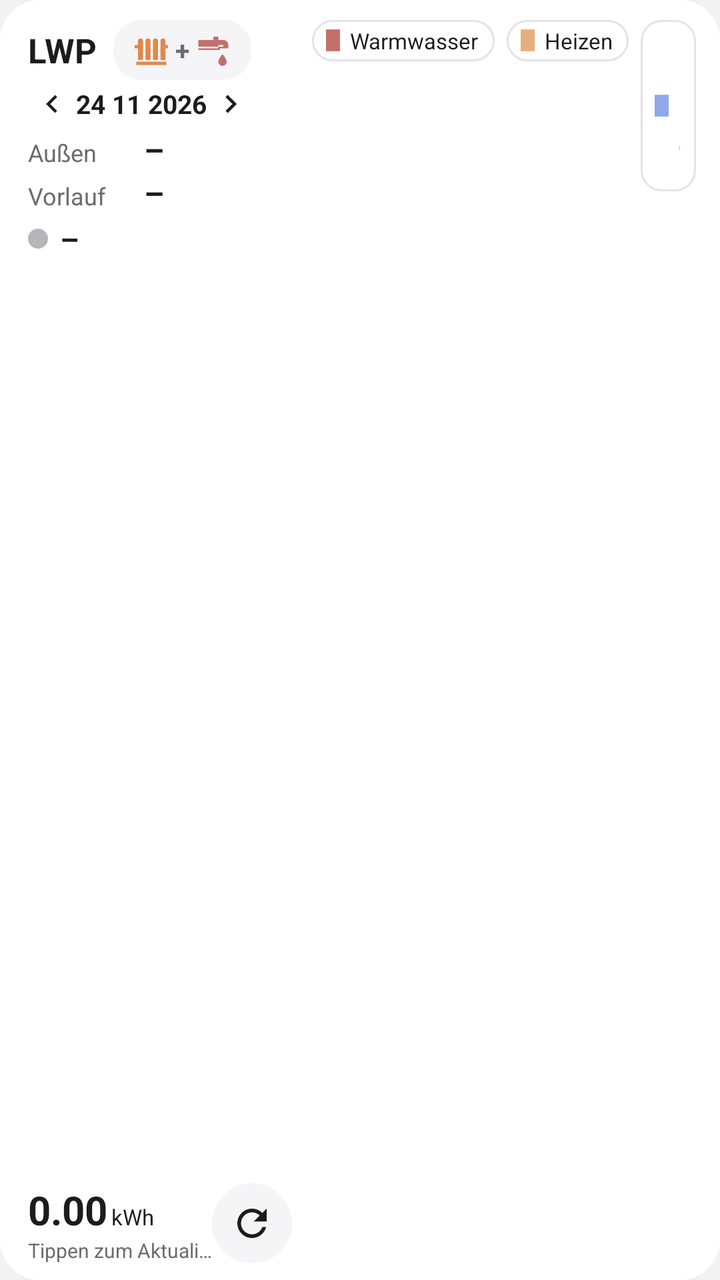
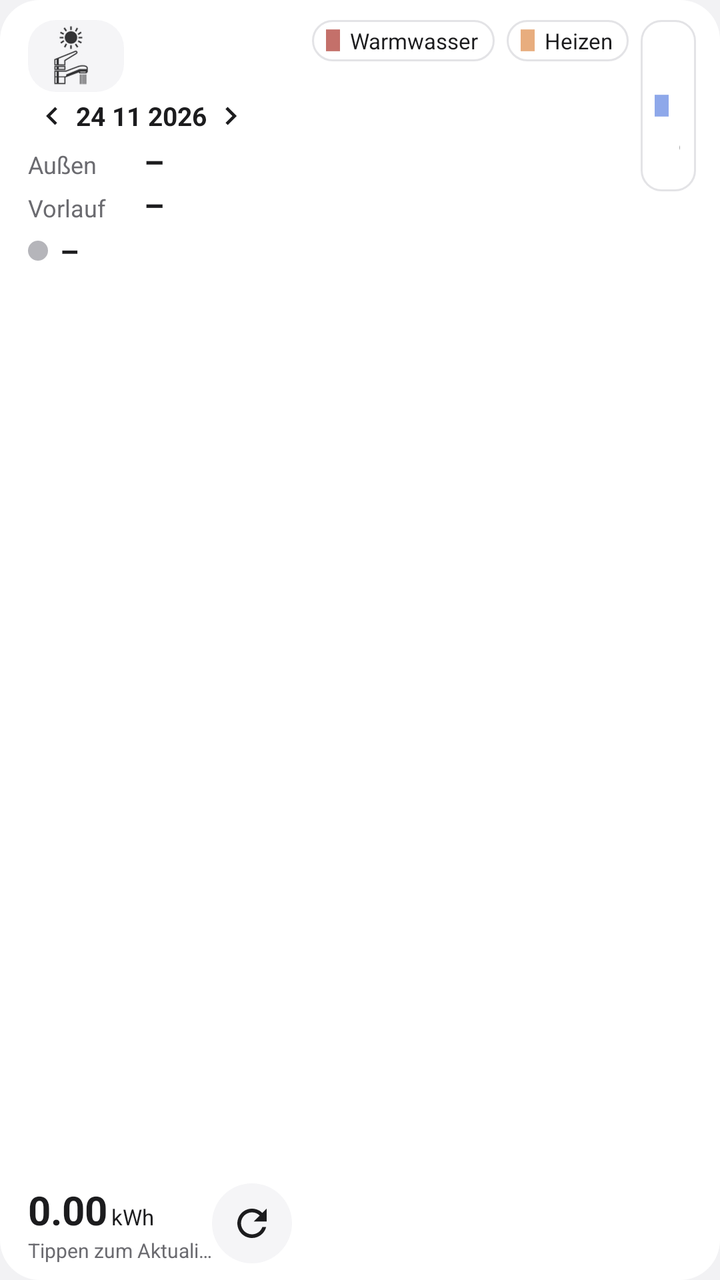

Before-and-after screenshots of an Android layout around one commit, followed by the original layout XML and the change that was made.
<!-- AndroidManifest.xml: application theme AppTheme -->
<!-- res/layout/widget_lwp_wide.xml -->
<?xml version="1.0" encoding="utf-8"?>
<LinearLayout xmlns:android="http://schemas.android.com/apk/res/android"
    android:id="@+id/root"
    android:layout_width="match_parent"
    android:layout_height="match_parent"
    android:background="@drawable/widget_bg"
    android:baselineAligned="false"
    android:orientation="horizontal"
    android:paddingStart="14dp"
    android:paddingTop="10dp"
    android:paddingEnd="12dp"
    android:paddingBottom="8dp">

    <LinearLayout
        android:layout_width="132dp"
        android:layout_height="match_parent"
        android:orientation="vertical">

        <LinearLayout
            android:layout_width="match_parent"
            android:layout_height="wrap_content"
            android:gravity="center_vertical"
            android:orientation="horizontal">

            <TextView
                android:id="@+id/title"
                android:layout_width="wrap_content"
                android:layout_height="wrap_content"
                android:maxLines="1"
                android:text="LWP"
                android:textColor="@color/text_primary"
                android:textSize="17sp"
                android:textStyle="bold" />

            <LinearLayout
                android:id="@+id/dhw_toggle"
                android:layout_width="wrap_content"
                android:layout_height="30dp"
                android:layout_marginStart="8dp"
                android:background="@drawable/pill_off"
                android:contentDescription="Betriebsart wechseln"
                android:gravity="center_vertical"
                android:orientation="horizontal"
                android:paddingStart="9dp"
                android:paddingEnd="9dp">

                <ImageView
                    android:id="@+id/mode_heat"
                    android:layout_width="20dp"
                    android:layout_height="20dp"
                    android:src="@drawable/ic_mode_heat" />

                <TextView
                    android:id="@+id/mode_plus"
                    android:layout_width="wrap_content"
                    android:layout_height="wrap_content"
                    android:layout_marginStart="2dp"
                    android:layout_marginEnd="2dp"
                    android:text="+"
                    android:textColor="@color/text_secondary"
                    android:textSize="13sp"
                    android:textStyle="bold" />

                <ImageView
                    android:id="@+id/mode_water"
                    android:layout_width="20dp"
                    android:layout_height="20dp"
                    android:src="@drawable/ic_mode_water" />

                <TextView
                    android:id="@+id/mode_pending"
                    android:layout_width="wrap_content"
                    android:layout_height="wrap_content"
                    android:layout_marginStart="4dp"
                    android:text="…"
                    android:textColor="@color/text_secondary"
                    android:textSize="13sp"
                    android:textStyle="bold"
                    android:visibility="gone" />
            </LinearLayout>
        </LinearLayout>

        <LinearLayout
            android:layout_width="match_parent"
            android:layout_height="wrap_content"
            android:gravity="center_vertical"
            android:orientation="horizontal">

            <ImageView
                android:id="@+id/prev"
                android:layout_width="24dp"
                android:layout_height="24dp"
                android:contentDescription="Vorheriger Tag"
                android:padding="3dp"
                android:src="@drawable/ic_chevron_left" />

            <TextView
                android:id="@+id/date"
                android:layout_width="wrap_content"
                android:layout_height="wrap_content"
                android:maxLines="1"
                android:text="24 11 2026"
                android:textColor="@color/text_primary"
                android:textSize="13sp" android:textStyle="bold" />

            <ImageView
                android:id="@+id/next"
                android:layout_width="24dp"
                android:layout_height="24dp"
                android:contentDescription="Nächster Tag"
                android:padding="3dp"
                android:src="@drawable/ic_chevron_right" />
        </LinearLayout>

        <LinearLayout
            android:layout_width="match_parent"
            android:layout_height="0dp"
            android:layout_weight="1"
            android:orientation="vertical">

            <LinearLayout
                android:layout_width="match_parent"
                android:layout_height="wrap_content"
                android:baselineAligned="true"
                android:orientation="horizontal">

                <TextView
                    android:layout_width="58dp"
                    android:layout_height="wrap_content"
                    android:text="Außen"
                    android:textColor="@color/text_secondary"
                    android:textSize="12sp" />

                <TextView
                    android:id="@+id/outdoor"
                    android:layout_width="wrap_content"
                    android:layout_height="wrap_content"
                    android:text="–"
                    android:textColor="@color/text_primary"
                    android:textSize="16sp"
                    android:textStyle="bold" />
            </LinearLayout>

            <LinearLayout
                android:layout_width="match_parent"
                android:layout_height="wrap_content"
                android:baselineAligned="true"
                android:orientation="horizontal">

                <TextView
                    android:id="@+id/flow_label"
                    android:layout_width="58dp"
                    android:layout_height="wrap_content"
                    android:text="Vorlauf"
                    android:textColor="@color/text_secondary"
                    android:textSize="12sp" />

                <TextView
                    android:id="@+id/flow"
                    android:layout_width="wrap_content"
                    android:layout_height="wrap_content"
                    android:text="–"
                    android:textColor="@color/text_primary"
                    android:textSize="16sp"
                    android:textStyle="bold" />
            </LinearLayout>

            <LinearLayout
                android:layout_width="match_parent"
                android:layout_height="wrap_content"
                android:layout_marginTop="2dp"
                android:gravity="center_vertical"
                android:orientation="horizontal">

                <ImageView
                    android:id="@+id/activity_dot"
                    android:layout_width="10dp"
                    android:layout_height="10dp"
                    android:layout_marginEnd="6dp"
                    android:src="@drawable/dot_idle" />

                <TextView
                    android:id="@+id/activity"
                    android:layout_width="wrap_content"
                    android:layout_height="wrap_content"
                    android:maxLines="1"
                    android:text="–"
                    android:textColor="@color/text_primary"
                    android:textSize="15sp"
                    android:textStyle="bold" />
            </LinearLayout>
        </LinearLayout>

        
        <LinearLayout
            android:id="@+id/footer"
            android:layout_width="match_parent"
            android:layout_height="wrap_content"
            android:gravity="center_vertical"
            android:orientation="horizontal">

            <LinearLayout
                android:layout_width="0dp"
                android:layout_height="wrap_content"
                android:layout_weight="1"
                android:orientation="vertical">

                <LinearLayout
                    android:layout_width="wrap_content"
                    android:layout_height="wrap_content"
                    android:baselineAligned="true"
                    android:orientation="horizontal">

                    <TextView
                        android:id="@+id/total"
                        android:layout_width="wrap_content"
                        android:layout_height="wrap_content"
                        android:text="0.00"
                        android:textColor="@color/text_primary"
                        android:textSize="20sp"
                        android:textStyle="bold" />

                    <TextView
                        android:layout_width="wrap_content"
                        android:layout_height="wrap_content"
                        android:layout_marginStart="2dp"
                        android:text="kWh"
                        android:textColor="@color/text_primary"
                        android:textSize="11sp" />
                </LinearLayout>

                <TextView
                    android:id="@+id/updated"
                    android:layout_width="wrap_content"
                    android:layout_height="wrap_content"
                    android:ellipsize="end"
                    android:maxLines="1"
                    android:text="Tippen zum Aktualisieren"
                    android:textColor="@color/text_secondary"
                    android:textSize="10sp" />

                <TextView
                    android:id="@+id/total_date"
                    android:layout_width="wrap_content"
                    android:layout_height="wrap_content"
                    android:visibility="gone"
                    android:text="" />
            </LinearLayout>

            <ImageView
                android:id="@+id/refresh"
                android:layout_width="40dp"
                android:layout_height="40dp"
                android:background="@drawable/refresh_bg"
                android:contentDescription="Aktualisieren"
                android:padding="9dp"
                android:scaleType="fitCenter"
                android:src="@drawable/ic_refresh" />
        </LinearLayout>
    </LinearLayout>

    <LinearLayout
        android:layout_width="0dp"
        android:layout_height="match_parent"
        android:layout_marginStart="10dp"
        android:layout_weight="1"
        android:orientation="vertical">

        
        <LinearLayout
            android:id="@+id/legend"
            android:layout_width="match_parent"
            android:layout_height="wrap_content"
            android:layout_marginTop="0dp"
            android:orientation="horizontal">

            <LinearLayout
                android:layout_width="wrap_content"
                android:layout_height="wrap_content"
                android:layout_marginEnd="6dp"
                android:background="@drawable/chip_bg"
                android:gravity="center_vertical"
                android:orientation="horizontal"
                android:paddingStart="7dp"
                android:paddingTop="3dp"
                android:paddingEnd="8dp"
                android:paddingBottom="3dp">

                <ImageView
                    android:layout_width="7dp"
                    android:layout_height="11dp"
                    android:layout_marginEnd="5dp"
                    android:src="@drawable/legend_hot_water" />

                <TextView
                    android:layout_width="wrap_content"
                    android:layout_height="wrap_content"
                    android:text="Warmwasser"
                    android:textColor="@color/text_primary"
                    android:textSize="11sp" />
            </LinearLayout>

            <LinearLayout
                android:layout_width="wrap_content"
                android:layout_height="wrap_content"
                android:layout_marginEnd="6dp"
                android:background="@drawable/chip_bg"
                android:gravity="center_vertical"
                android:orientation="horizontal"
                android:paddingStart="7dp"
                android:paddingTop="3dp"
                android:paddingEnd="8dp"
                android:paddingBottom="3dp">

                <ImageView
                    android:layout_width="7dp"
                    android:layout_height="11dp"
                    android:layout_marginEnd="5dp"
                    android:src="@drawable/legend_heat" />

                <TextView
                    android:layout_width="wrap_content"
                    android:layout_height="wrap_content"
                    android:text="Heizen"
                    android:textColor="@color/text_primary"
                    android:textSize="11sp" />
            </LinearLayout>

            <LinearLayout
                android:layout_width="wrap_content"
                android:layout_height="wrap_content"
                android:background="@drawable/chip_bg"
                android:gravity="center_vertical"
                android:orientation="horizontal"
                android:paddingStart="7dp"
                android:paddingTop="3dp"
                android:paddingEnd="8dp"
                android:paddingBottom="3dp">

                <ImageView
                    android:layout_width="7dp"
                    android:layout_height="11dp"
                    android:layout_marginEnd="5dp"
                    android:src="@drawable/legend_cool" />

                <TextView
                    android:layout_width="wrap_content"
                    android:layout_height="wrap_content"
                    android:text="Kühlen"
                    android:textColor="@color/text_primary"
                    android:textSize="11sp" />
            </LinearLayout>
        </LinearLayout>



        <ImageView
            android:id="@+id/chart"
            android:layout_width="match_parent"
            android:layout_height="0dp"
            android:layout_marginTop="4dp"
            android:layout_weight="1"
            android:contentDescription="Stündlicher Verbrauch"
            android:scaleType="fitCenter" />
    </LinearLayout>
</LinearLayout>
<!-- resources referenced by this layout -->
<resources>
  <color name="text_primary">#FF1C1C1E</color>
  <color name="text_secondary">#FF6B6B70</color>
  <!-- drawable chip_bg (drawable) -->
  <?xml version="1.0" encoding="utf-8"?>
  <shape xmlns:android="http://schemas.android.com/apk/res/android" android:shape="rectangle">
      <solid android:color="@color/card" />
      <stroke android:width="1dp" android:color="@color/chip_stroke" />
      <corners android:radius="10dp" />
  </shape>
  <!-- drawable dot_idle (drawable) -->
  <?xml version="1.0" encoding="utf-8"?>
  <shape xmlns:android="http://schemas.android.com/apk/res/android" android:shape="oval">
      <solid android:color="@color/idle" />
      <size android:width="10dp" android:height="10dp" />
  </shape>
  <!-- drawable ic_mode_heat (drawable) -->
  <?xml version="1.0" encoding="utf-8"?>
  <vector xmlns:android="http://schemas.android.com/apk/res/android"
      android:width="24dp" android:height="24dp" android:viewportWidth="24" android:viewportHeight="24">
      <path android:fillColor="#E0894A"
          android:pathData="M3,19h18v2H3z M4,6.5C4,5.67 4.67,5 5.5,5S7,5.67 7,6.5V18H4z M8.5,6.5C8.5,5.67 9.17,5 10,5s1.5,0.67 1.5,1.5V18h-3z M13,6.5C13,5.67 13.67,5 14.5,5S16,5.67 16,6.5V18h-3z M17.5,6.5C17.5,5.67 18.17,5 19,5s1.5,0.67 1.5,1.5V18h-3z M2,9h2v2H2z M20.5,9H22v2h-1.5z" />
  </vector>
  <!-- drawable ic_mode_water (drawable) -->
  <?xml version="1.0" encoding="utf-8"?>
  <vector xmlns:android="http://schemas.android.com/apk/res/android"
      android:width="24dp" android:height="24dp" android:viewportWidth="24" android:viewportHeight="24">
      <path android:fillColor="#C4706A"
          android:pathData="M3,6h9V4h3v2h3c1.66,0 3,1.34 3,3v2h-3V9h-3v1H3z M3,11h12v-1h3v1h-2v1H3z M17.5,14.5c0,0 -2.5,2.9 -2.5,4.5c0,1.38 1.12,2.5 2.5,2.5S20,20.38 20,19C20,17.4 17.5,14.5 17.5,14.5z" />
  </vector>
  <!-- drawable legend_cool (drawable) -->
  <?xml version="1.0" encoding="utf-8"?>
  <shape xmlns:android="http://schemas.android.com/apk/res/android" android:shape="rectangle">
      <solid android:color="@color/cool" />
      <size android:width="9dp" android:height="14dp" />
  </shape>
  <!-- drawable legend_heat (drawable) -->
  <?xml version="1.0" encoding="utf-8"?>
  <shape xmlns:android="http://schemas.android.com/apk/res/android" android:shape="rectangle">
      <solid android:color="@color/heat" />
      <size android:width="9dp" android:height="14dp" />
  </shape>
  <!-- drawable legend_hot_water (drawable) -->
  <?xml version="1.0" encoding="utf-8"?>
  <shape xmlns:android="http://schemas.android.com/apk/res/android" android:shape="rectangle">
      <solid android:color="@color/hot_water" />
      <size android:width="9dp" android:height="14dp" />
  </shape>
  <!-- drawable pill_off (drawable) -->
  <?xml version="1.0" encoding="utf-8"?>
  <shape xmlns:android="http://schemas.android.com/apk/res/android" android:shape="rectangle">
      <solid android:color="@color/live_bg" />
      <corners android:radius="14dp" />
  </shape>
  <!-- drawable refresh_bg (drawable) -->
  <?xml version="1.0" encoding="utf-8"?>
  <shape xmlns:android="http://schemas.android.com/apk/res/android" android:shape="oval">
      <solid android:color="@color/live_bg" />
  </shape>
  <!-- drawable widget_bg (drawable) -->
  <?xml version="1.0" encoding="utf-8"?>
  <shape xmlns:android="http://schemas.android.com/apk/res/android" android:shape="rectangle">
      <solid android:color="@color/card" />
      <corners android:radius="20dp" />
  </shape>
  <color name="card">#FFFFFFFF</color>
  <color name="chip_stroke">#FFE3E3E6</color>
  <color name="idle">#FFB5B5BA</color>
  <color name="cool">#FF8EA8EA</color>
  <color name="heat">#FFE8AD7E</color>
  <color name="hot_water">#FFC4706A</color>
  <color name="live_bg">#FFF5F5F7</color>
  <color name="page">#FFF2F2F4</color>
  <!-- unchanged entries left out for length: 4 -->
</resources>

<!-- the commit's change to res/layout/widget_lwp_wide.xml (unified diff, before → after) -->
@@ -25,6 +25,7 @@
             <TextView
                 android:id="@+id/title"
                 android:layout_width="wrap_content"
+                android:visibility="gone"
                 android:layout_height="wrap_content"
                 android:maxLines="1"
                 android:text="LWP"
@@ -35,37 +36,24 @@
             <LinearLayout
                 android:id="@+id/dhw_toggle"
                 android:layout_width="wrap_content"
-                android:layout_height="30dp"
-                android:layout_marginStart="8dp"
+                android:layout_height="36dp"
                 android:background="@drawable/pill_off"
                 android:contentDescription="Betriebsart wechseln"
                 android:gravity="center_vertical"
+                android:minWidth="48dp"
                 android:orientation="horizontal"
-                android:paddingStart="9dp"
-                android:paddingEnd="9dp">
-
-                <ImageView
-                    android:id="@+id/mode_heat"
-                    android:layout_width="20dp"
-                    android:layout_height="20dp"
-                    android:src="@drawable/ic_mode_heat" />
-
-                <TextView
-                    android:id="@+id/mode_plus"
-                    android:layout_width="wrap_content"
-                    android:layout_height="wrap_content"
-                    android:layout_marginStart="2dp"
-                    android:layout_marginEnd="2dp"
-                    android:text="+"
-                    android:textColor="@color/text_secondary"
-                    android:textSize="13sp"
-                    android:textStyle="bold" />
-
-                <ImageView
-                    android:id="@+id/mode_water"
-                    android:layout_width="20dp"
-                    android:layout_height="20dp"
-                    android:src="@drawable/ic_mode_water" />
+                android:paddingStart="12dp"
+                android:paddingTop="3dp"
+                android:paddingEnd="12dp"
+                android:paddingBottom="3dp">
+
+                <ImageView
+                    android:id="@+id/mode_icon"
+                    android:layout_width="wrap_content"
+                    android:layout_height="30dp"
+                    android:adjustViewBounds="true"
+                    android:scaleType="fitCenter"
+                    android:src="@drawable/mode_heat_water" />
 
                 <TextView
                     android:id="@+id/mode_pending"
<!-- resource entries referenced after the edit -->
@@ -15,20 +15,6 @@
       <solid android:color="@color/idle" />
       <size android:width="10dp" android:height="10dp" />
   </shape>
-  <!-- drawable ic_mode_heat (drawable) -->
-  <?xml version="1.0" encoding="utf-8"?>
-  <vector xmlns:android="http://schemas.android.com/apk/res/android"
-      android:width="24dp" android:height="24dp" android:viewportWidth="24" android:viewportHeight="24">
-      <path android:fillColor="#E0894A"
-          android:pathData="M3,19h18v2H3z M4,6.5C4,5.67 4.67,5 5.5,5S7,5.67 7,6.5V18H4z M8.5,6.5C8.5,5.67 9.17,5 10,5s1.5,0.67 1.5,1.5V18h-3z M13,6.5C13,5.67 13.67,5 14.5,5S16,5.67 16,6.5V18h-3z M17.5,6.5C17.5,5.67 18.17,5 19,5s1.5,0.67 1.5,1.5V18h-3z M2,9h2v2H2z M20.5,9H22v2h-1.5z" />
-  </vector>
-  <!-- drawable ic_mode_water (drawable) -->
-  <?xml version="1.0" encoding="utf-8"?>
-  <vector xmlns:android="http://schemas.android.com/apk/res/android"
-      android:width="24dp" android:height="24dp" android:viewportWidth="24" android:viewportHeight="24">
-      <path android:fillColor="#C4706A"
-          android:pathData="M3,6h9V4h3v2h3c1.66,0 3,1.34 3,3v2h-3V9h-3v1H3z M3,11h12v-1h3v1h-2v1H3z M17.5,14.5c0,0 -2.5,2.9 -2.5,4.5c0,1.38 1.12,2.5 2.5,2.5S20,20.38 20,19C20,17.4 17.5,14.5 17.5,14.5z" />
-  </vector>
   <!-- drawable legend_cool (drawable) -->
   <?xml version="1.0" encoding="utf-8"?>
   <shape xmlns:android="http://schemas.android.com/apk/res/android" android:shape="rectangle">
@@ -47,6 +33,7 @@
       <solid android:color="@color/hot_water" />
       <size android:width="9dp" android:height="14dp" />
   </shape>
+  <!-- drawable mode_heat_water: png bitmap (drawable-nodpi, 16525 bytes) -->
   <!-- drawable pill_off (drawable) -->
   <?xml version="1.0" encoding="utf-8"?>
   <shape xmlns:android="http://schemas.android.com/apk/res/android" android:shape="rectangle">
